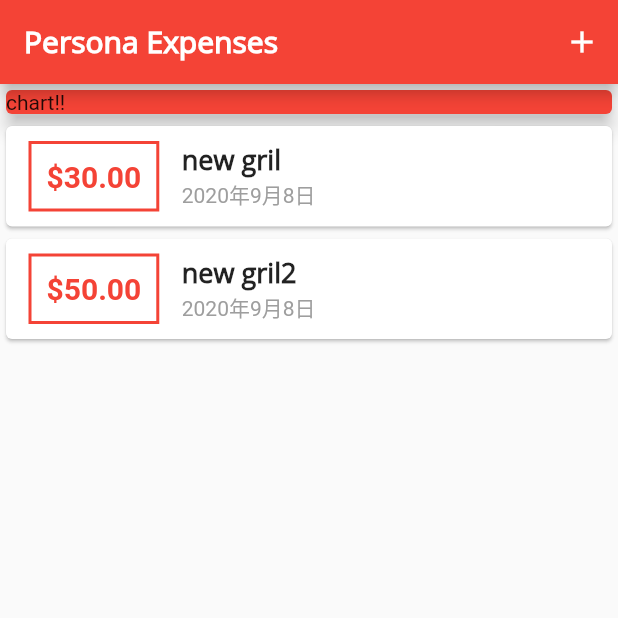
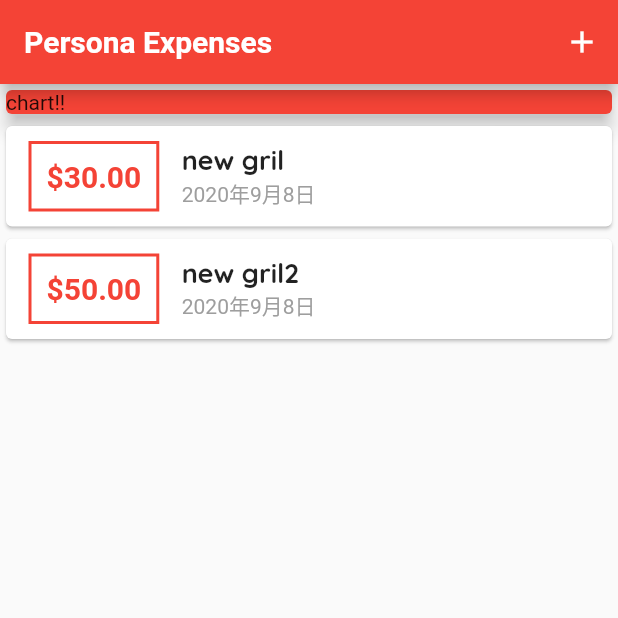
Before and after one commit to gentixyann/first_-flutter, a Flutter app: the screen it shows after launch, on a phone screen of 412 x 824 dp, the top half of it. Run offline on Flutter 3.47's test engine with Material 2 defaults, Android fonts, the phone set to English and light mode, and no system bars.

Commit message:
OpenSans使わなかったらビルド成功したw

```diff
--- a/lib/main.dart
+++ b/lib/main.dart
@@ -21,13 +21,13 @@ class MyApp extends StatelessWidget {
           fontFamily: 'Quicksand',
           textTheme: ThemeData.light().textTheme.copyWith(
               headline6: TextStyle(
-                  fontFamily: 'OpenSans',
+                  // fontFamily: 'OpenSans',
                   fontSize: 18,
                   fontWeight: FontWeight.bold)),
           appBarTheme: AppBarTheme(
               textTheme: ThemeData.light().textTheme.copyWith(
                   headline6: TextStyle(
-                      fontFamily: 'OpenSans',
+                      // fontFamily: 'OpenSans',
                       fontSize: 20,
                       fontWeight: FontWeight.bold)))),
       home: MyHomePage(),
--- a/pubspec.yaml
+++ b/pubspec.yaml
@@ -65,12 +65,12 @@ flutter:
     - family: OpenSans
       fonts:
         - asset: assets/fonts/OpenSans-Regular.ttf
-        - asset: fonts/OpenSans-Bold.ttf
+        - asset: assets/fonts/OpenSans-Bold.ttf
           weight: 700
     - family: Quicksand
       fonts:
         - asset: assets/fonts/Quicksand-Regular.ttf
-        - asset: fonts/Quicksand-Bold.ttf
+        - asset: assets/fonts/Quicksand-Bold.ttf
           weight: 700
   #   - family: Trajan Pro
   #     fonts:
```
